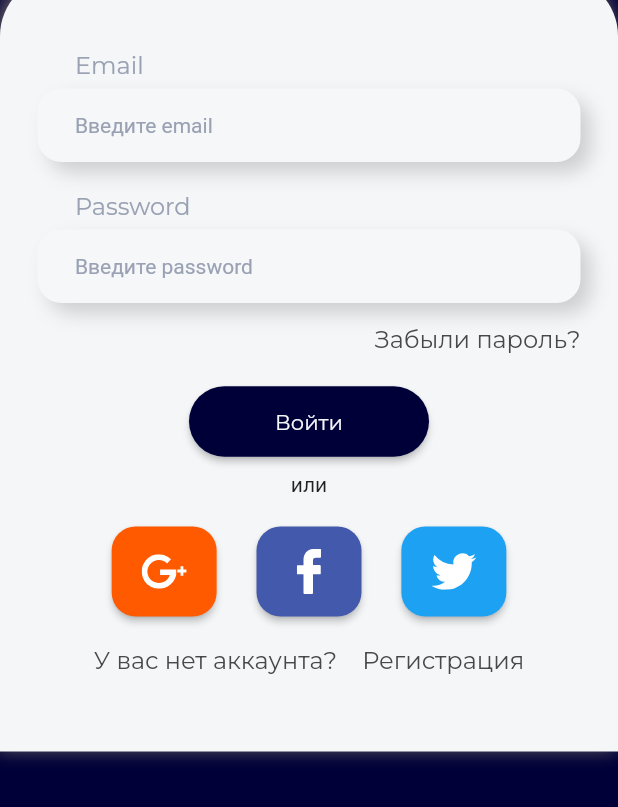
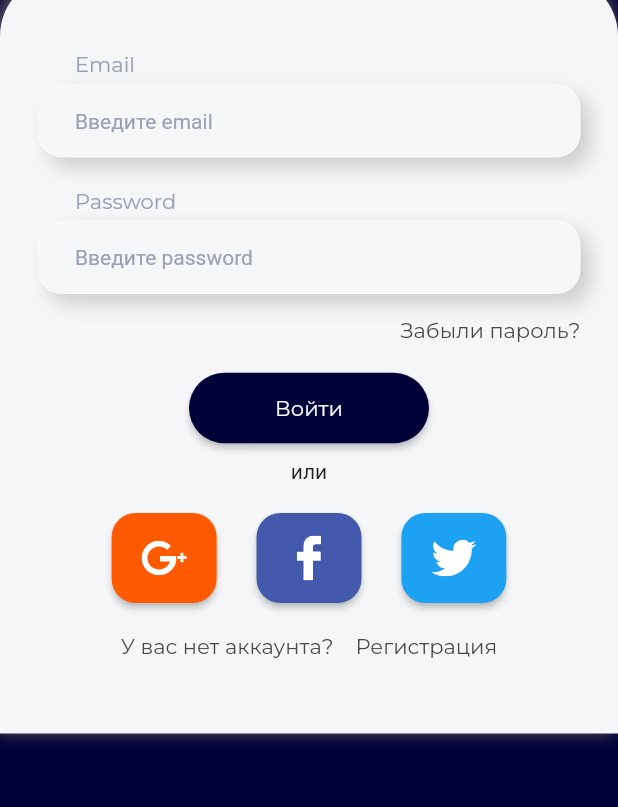
Before and after one commit to Uzcoding/get_grammer, a Flutter app: the screen it shows after launch, on a phone screen of 412 x 824 dp, the part 429-1236 px from its top. Run offline on Flutter 3.47's test engine with Material 2 defaults, Android fonts, the phone set to English and light mode, and no system bars; our stand-ins replace flutter_svg, google_fonts.

Commit message:
sign up ui added

```diff
--- a/lib/main.dart
+++ b/lib/main.dart
@@ -1,8 +1,13 @@
 import 'package:flutter/material.dart';
+import 'package:flutter/services.dart';
 import 'package:get_grammer/screens/screens.dart';
 import 'package:get_grammer/utils/colors.dart';
 
 void main() {
+  SystemChrome.setSystemUIOverlayStyle(SystemUiOverlayStyle(
+    statusBarBrightness: Brightness.dark,
+    statusBarColor: Colors.transparent,
+  ));
   final app = MyApp();
   runApp(app);
 }
@@ -16,7 +21,7 @@ class MyApp extends StatelessWidget {
         primaryColor: AppColors.darkBlue,
         scaffoldBackgroundColor: Colors.white,
       ),
-      home: AuthScreen(),
+      home: SignUpScreen(),
     );
   }
 }
--- a/lib/screens/auth/auth_screen.dart
+++ /dev/null
@@ -1,255 +0,0 @@
-import 'package:flutter/material.dart';
-import 'package:flutter_svg/flutter_svg.dart';
-import 'package:get_grammer/resources/resources.dart';
-import 'package:get_grammer/utils/utils.dart';
-import 'package:get_grammer/widgets/custom_behavior.dart';
-import 'package:get_grammer/widgets/widgets.dart';
-
-class AuthScreen extends StatefulWidget {
-  @override
-  _AuthScreenState createState() => _AuthScreenState();
-}
-
-class _AuthScreenState extends State<AuthScreen> {
-  @override
-  Widget build(BuildContext context) {
-    Size size = MediaQuery.of(context).size;
-    return Scaffold(
-      backgroundColor: AppColors.darkBlue,
-      body: Container(
-        height: double.infinity,
-        child: ScrollConfiguration(
-          behavior: CustomBehavior(),
-          child: SingleChildScrollView(
-            child: Column(
-              mainAxisAlignment: MainAxisAlignment.spaceBetween,
-              children: <Widget>[
-                Container(
-                  padding: const EdgeInsets.only(top: 50.0, bottom: 20.0),
-                  child: SafeArea(
-                    child: Row(
-                      crossAxisAlignment: CrossAxisAlignment.start,
-                      mainAxisAlignment: MainAxisAlignment.spaceBetween,
-                      children: <Widget>[
-                        Padding(
-                          padding: const EdgeInsets.only(
-                            left: 25.0,
-                            top: 40.0,
-                          ),
-                          child: Text(
-                            Strings.auth,
-                            style: Styles.styleW600S25,
-                          ),
-                        ),
-                        SvgPicture.asset(
-                          Svgs.authLogo,
-                          height: 200.0,
-                        ),
-                      ],
-                    ),
-                  ),
-                ),
-                Container(
-                  padding: const EdgeInsets.symmetric(
-                    horizontal: 25.0,
-                    vertical: 50.0,
-                  ),
-                  width: double.infinity,
-                  decoration: BoxDecoration(
-                    color: AppColors.white,
-                    borderRadius: BorderRadius.only(
-                      topLeft: Radius.circular(40.0),
-                      topRight: Radius.circular(40.0),
-                    ),
-                    boxShadow: [
-                      BoxShadow(
-                        color: const Color(0xff706868),
-                        offset: Offset(-2, -2),
-                        blurRadius: 10,
-                      ),
-                    ],
-                  ),
-                  child: Column(
-                    crossAxisAlignment: CrossAxisAlignment.start,
-                    children: <Widget>[
-                      Padding(
-                        padding: const EdgeInsets.only(left: 25.0),
-                        child: Text(
-                          Strings.email,
-                          style: Styles.styleW400S16,
-                        ),
-                      ),
-                      const SizedBox(height: 5.0),
-                      CustomTextField(hint: Strings.email),
-                      const SizedBox(height: 20.0),
-                      Padding(
-                        padding: const EdgeInsets.only(left: 25.0),
-                        child: Text(
-                          Strings.password,
-                          style: Styles.styleW400S16,
-                        ),
-                      ),
-                      const SizedBox(height: 5.0),
-                      CustomTextField(
-                        isPassword: true,
-                        hint: Strings.password,
-                      ),
-                      const SizedBox(height: 15.0),
-                      ForgorPassword(),
-                      const SizedBox(height: 20.0),
-                      Center(
-                        child: AuthButton(
-                          width: 160.0,
-                          text: Strings.logIn,
-                          action: () => print('to login'),
-                        ),
-                      ),
-                      Center(
-                        child: Padding(
-                          padding: const EdgeInsets.symmetric(
-                            vertical: 10.0,
-                          ).copyWith(bottom: 20.0),
-                          child: Text(Strings.or),
-                        ),
-                      ),
-                      Padding(
-                        padding: EdgeInsets.symmetric(
-                            horizontal: size.width / 100 * 12),
-                        child: Row(
-                          mainAxisAlignment: MainAxisAlignment.spaceBetween,
-                          children: <Widget>[
-                            SocialButton(
-                              icon: Svgs.googlePlus,
-                              color: AppColors.orange,
-                              action: () => print('google+'),
-                            ),
-                            SocialButton(
-                              icon: Svgs.facebook,
-                              color: AppColors.blue,
-                              action: () => print('facebook'),
-                            ),
-                            SocialButton(
-                              icon: Svgs.twitter,
-                              color: AppColors.skyBlue,
-                              action: () => print('twiter'),
-                            ),
-                          ],
-                        ),
-                      ),
-                      const SizedBox(height: 20.0),
-                      Center(
-                        child: GestureDetector(
-                          onTap: () => print('to register'),
-                          child: Text(
-                            '${Strings.dontHaveAccount}    ${Strings.registeration}',
-                            style: Styles.styleW400S16
-                                .copyWith(color: AppColors.black),
-                          ),
-                        ),
-                      )
-                    ],
-                  ),
-                ),
-              ],
-            ),
-          ),
-        ),
-      ),
-    );
-  }
-}
-
-class SocialButton extends StatelessWidget {
-  final Function action;
-  final Color color;
-  final String icon;
-
-  const SocialButton({
-    Key? key,
-    required this.action,
-    required this.color,
-    required this.icon,
-  }) : super(key: key);
-
-  @override
-  Widget build(BuildContext context) {
-    return Container(
-      width: 70.0,
-      height: 60.0,
-      child: ElevatedButton(
-        onPressed: () => action.call(),
-        style: ElevatedButton.styleFrom(
-          primary: color,
-          shape: RoundedRectangleBorder(
-            borderRadius: BorderRadiusDirectional.circular(16.0),
-          ),
-        ),
-        child: SvgPicture.asset(
-          icon,
-          width: 30.0,
-          height: 30.0,
-          fit: BoxFit.contain,
-        ),
-      ),
-    );
-  }
-}
-
-class AuthButton extends StatelessWidget {
-  final double width;
-  final String text;
-  final Function action;
-
-  const AuthButton({
-    Key? key,
-    required this.width,
-    required this.text,
-    required this.action,
-  }) : super(key: key);
-  @override
-  Widget build(BuildContext context) {
-    return Container(
-      width: width,
-      child: ElevatedButton(
-        onPressed: () => action.call(),
-        style: ElevatedButton.styleFrom(
-          primary: AppColors.darkBlue,
-          padding: const EdgeInsets.symmetric(
-            horizontal: 20.0,
-            vertical: 15.0,
-          ),
-          shape: RoundedRectangleBorder(
-            borderRadius: BorderRadiusDirectional.circular(50.0),
-          ),
-        ),
-        child: Text(
-          text,
-          style: Styles.styleW400S16.copyWith(
-            color: AppColors.white,
-            fontSize: 14.0,
-          ),
-        ),
-      ),
-    );
-  }
-}
-
-class ForgorPassword extends StatelessWidget {
-  const ForgorPassword({
-    Key? key,
-  }) : super(key: key);
-
-  @override
-  Widget build(BuildContext context) {
-    return Align(
-      alignment: Alignment.centerRight,
-      child: GestureDetector(
-        onTap: () {},
-        child: Text(
-          Strings.forgotPassword,
-          style: Styles.styleW400S16.copyWith(color: AppColors.black),
-        ),
-      ),
-    );
-  }
-}
--- /dev/null
+++ b/lib/screens/auth/signup/sign_up.dart
@@ -0,0 +1,36 @@
+import 'package:flutter/material.dart';
+import 'package:get_grammer/utils/utils.dart';
+import 'package:get_grammer/widgets/custom_behavior.dart';
+import 'package:get_grammer/widgets/widgets.dart';
+
+import 'widgets/widgets.dart';
+
+class SignUpScreen extends StatefulWidget {
+  @override
+  _SignUpScreenState createState() => _SignUpScreenState();
+}
+
+class _SignUpScreenState extends State<SignUpScreen> {
+  @override
+  Widget build(BuildContext context) {
+    Size size = MediaQuery.of(context).size;
+    return Scaffold(
+      backgroundColor: AppColors.darkBlue,
+      body: Container(
+        height: double.infinity,
+        child: ScrollConfiguration(
+          behavior: CustomBehavior(),
+          child: SingleChildScrollView(
+            child: Column(
+              mainAxisAlignment: MainAxisAlignment.spaceBetween,
+              children: <Widget>[
+                TopContent(),
+                BottomContent(size: size),
+              ],
+            ),
+          ),
+        ),
+      ),
+    );
+  }
+}
--- /dev/null
+++ b/lib/screens/auth/signup/widgets/bottom_content.dart
@@ -0,0 +1,95 @@
+import 'package:flutter/material.dart';
+import 'package:get_grammer/utils/utils.dart';
+import 'package:get_grammer/widgets/widgets.dart';
+
+import 'widgets.dart';
+
+class BottomContent extends StatelessWidget {
+  const BottomContent({
+    Key? key,
+    required this.size,
+  }) : super(key: key);
+
+  final Size size;
+
+  @override
+  Widget build(BuildContext context) {
+    return Container(
+      padding: const EdgeInsets.symmetric(
+        horizontal: 25.0,
+        vertical: 50.0,
+      ),
+      width: double.infinity,
+      decoration: BoxDecoration(
+        color: AppColors.white,
+        borderRadius: BorderRadius.only(
+          topLeft: Radius.circular(40.0),
+          topRight: Radius.circular(40.0),
+        ),
+        boxShadow: [
+          BoxShadow(
+            color: const Color(0xff706868),
+            offset: Offset(-2, -2),
+            blurRadius: 10,
+          ),
+        ],
+      ),
+      child: Column(
+        crossAxisAlignment: CrossAxisAlignment.start,
+        children: <Widget>[
+          Padding(
+            padding: const EdgeInsets.only(left: 25.0),
+            child: Text(
+              Strings.email,
+              style: Styles.styleW400S14,
+            ),
+          ),
+          const SizedBox(height: 5.0),
+          CustomTextField(hint: Strings.email),
+          const SizedBox(height: 20.0),
+          Padding(
+            padding: const EdgeInsets.only(left: 25.0),
+            child: Text(
+              Strings.password,
+              style: Styles.styleW400S14,
+            ),
+          ),
+          const SizedBox(height: 5.0),
+          CustomTextField(
+            isPassword: true,
+            hint: Strings.password,
+          ),
+          const SizedBox(height: 15.0),
+          ForgorPassword(),
+          const SizedBox(height: 20.0),
+          Center(
+            child: AuthButton(
+              width: 160.0,
+              text: Strings.logIn,
+              action: () => print('to login'),
+            ),
+          ),
+          Center(
+            child: Padding(
+              padding: const EdgeInsets.symmetric(
+                vertical: 10.0,
+              ).copyWith(bottom: 20.0),
+              child: Text(Strings.or),
+            ),
+          ),
+          SocialButtonsGroup(size: size),
+          const SizedBox(height: 20.0),
+          Center(
+            child: GestureDetector(
+              onTap: () => print('to register'),
+              child: Text(
+                '${Strings.dontHaveAccount}    ${Strings.registeration}',
+                style: Styles.styleW400S14.copyWith(color: AppColors.black),
+              ),
+            ),
+          ),
+        ],
+      ),
+    );
+  }
+}
--- /dev/null
+++ b/lib/screens/auth/signup/widgets/social_buttons_group.dart
@@ -0,0 +1,40 @@
+import 'package:flutter/material.dart';
+import 'package:get_grammer/resources/resources.dart';
+import 'package:get_grammer/utils/utils.dart';
+import 'package:get_grammer/widgets/widgets.dart';
+
+class SocialButtonsGroup extends StatelessWidget {
+  const SocialButtonsGroup({
+    Key? key,
+    required this.size,
+  }) : super(key: key);
+
+  final Size size;
+
+  @override
+  Widget build(BuildContext context) {
+    return Padding(
+      padding: EdgeInsets.symmetric(horizontal: size.width / 100 * 12),
+      child: Row(
+        mainAxisAlignment: MainAxisAlignment.spaceBetween,
+        children: <Widget>[
+          SocialButton(
+            icon: Svgs.googlePlus,
+            color: AppColors.orange,
+            action: () => print('google+'),
+          ),
+          SocialButton(
+            icon: Svgs.facebook,
+            color: AppColors.blue,
+            action: () => print('facebook'),
+          ),
+          SocialButton(
+            icon: Svgs.twitter,
+            color: AppColors.skyBlue,
+            action: () => print('twiter'),
+          ),
+        ],
+      ),
+    );
+  }
+}
--- /dev/null
+++ b/lib/screens/auth/signup/widgets/top_content.dart
@@ -0,0 +1,40 @@
+import 'package:flutter/material.dart';
+import 'package:flutter_svg/flutter_svg.dart';
+import 'package:get_grammer/resources/resources.dart';
+import 'package:get_grammer/utils/utils.dart';
+
+class TopContent extends StatelessWidget {
+  const TopContent({
+    Key? key,
+  }) : super(key: key);
+
+  @override
+  Widget build(BuildContext context) {
+    return Container(
+      color: AppColors.darkBlue,
+      padding: const EdgeInsets.only(top: 50.0, bottom: 20.0),
+      child: SafeArea(
+        child: Row(
+          crossAxisAlignment: CrossAxisAlignment.start,
+          mainAxisAlignment: MainAxisAlignment.spaceBetween,
+          children: <Widget>[
+            Padding(
+              padding: const EdgeInsets.only(
+                left: 25.0,
+                top: 40.0,
+              ),
+              child: Text(
+                Strings.auth,
+                style: Styles.styleW600S25,
+              ),
+            ),
+            SvgPicture.asset(
+              Svgs.authLogo,
+              height: 200.0,
+            ),
+          ],
+        ),
+      ),
+    );
+  }
+}
--- /dev/null
+++ b/lib/screens/auth/signup/widgets/widgets.dart
@@ -0,0 +1,3 @@
+export 'top_content.dart';
+export 'bottom_content.dart';
+export 'social_buttons_group.dart';
--- a/lib/screens/screens.dart
+++ b/lib/screens/screens.dart
@@ -1 +1 @@
-export 'auth/auth_screen.dart';
+export 'auth/signup/sign_up.dart';
--- a/lib/utils/styles.dart
+++ b/lib/utils/styles.dart
@@ -10,8 +10,8 @@ abstract class Styles {
     color: AppColors.white,
     fontWeight: FontWeight.bold,
   );
-  static final styleW400S16 = GoogleFonts.montserrat(
-    fontSize: 16.0,
+  static final styleW400S14 = GoogleFonts.montserrat(
+    fontSize: 14.0,
     fontWeight: FontWeight.normal,
     color: AppColors.grey,
   );
--- /dev/null
+++ b/lib/widgets/auth_button.dart
@@ -0,0 +1,40 @@
+import 'package:flutter/material.dart';
+import 'package:get_grammer/utils/utils.dart';
+
+class AuthButton extends StatelessWidget {
+  final double width;
+  final String text;
+  final Function action;
+
+  const AuthButton({
+    Key? key,
+    required this.width,
+    required this.text,
+    required this.action,
+  }) : super(key: key);
+  @override
+  Widget build(BuildContext context) {
+    return Container(
+      width: width,
+      child: ElevatedButton(
+        onPressed: () => action.call(),
+        style: ElevatedButton.styleFrom(
+          primary: AppColors.darkBlue,
+          padding: const EdgeInsets.symmetric(
+            horizontal: 20.0,
+            vertical: 15.0,
+          ),
+          shape: RoundedRectangleBorder(
+            borderRadius: BorderRadiusDirectional.circular(50.0),
+          ),
+        ),
+        child: Text(
+          text,
+          style: Styles.styleW400S14.copyWith(
+            color: AppColors.white,
+          ),
+        ),
+      ),
+    );
+  }
+}
--- /dev/null
+++ b/lib/widgets/forgot_password.dart
@@ -0,0 +1,22 @@
+import 'package:flutter/material.dart';
+import 'package:get_grammer/utils/utils.dart';
+
+class ForgorPassword extends StatelessWidget {
+  const ForgorPassword({
+    Key? key,
+  }) : super(key: key);
+
+  @override
+  Widget build(BuildContext context) {
+    return Align(
+      alignment: Alignment.centerRight,
+      child: GestureDetector(
+        onTap: () {},
+        child: Text(
+          Strings.forgotPassword,
+          style: Styles.styleW400S14.copyWith(color: AppColors.black),
+        ),
+      ),
+    );
+  }
+}
--- /dev/null
+++ b/lib/widgets/social_button.dart
@@ -0,0 +1,38 @@
+import 'package:flutter/material.dart';
+import 'package:flutter_svg/flutter_svg.dart';
+
+class SocialButton extends StatelessWidget {
+  final Function action;
+  final Color color;
+  final String icon;
+
+  const SocialButton({
+    Key? key,
+    required this.action,
+    required this.color,
+    required this.icon,
+  }) : super(key: key);
+
+  @override
+  Widget build(BuildContext context) {
+    return Container(
+      width: 70.0,
+      height: 60.0,
+      child: ElevatedButton(
+        onPressed: () => action.call(),
+        style: ElevatedButton.styleFrom(
+          primary: color,
+          shape: RoundedRectangleBorder(
+            borderRadius: BorderRadiusDirectional.circular(16.0),
+          ),
+        ),
+        child: SvgPicture.asset(
+          icon,
+          width: 30.0,
+          height: 30.0,
+          fit: BoxFit.contain,
+        ),
+      ),
+    );
+  }
+}
--- a/lib/widgets/widgets.dart
+++ b/lib/widgets/widgets.dart
@@ -1,2 +1,5 @@
 export 'custom_behavior.dart';
 export 'custom_text_field.dart';
+export 'social_button.dart';
+export 'forgot_password.dart';
+export 'auth_button.dart';
```
Also changed, not shown: pubspec.lock, 6 other files.
